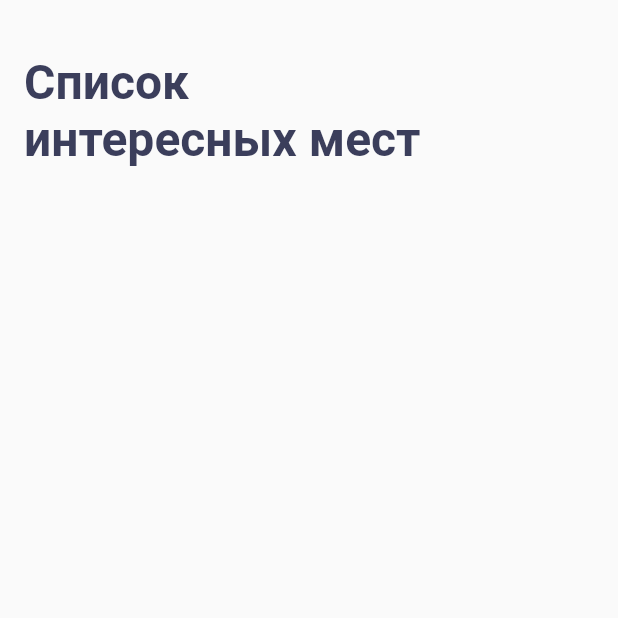
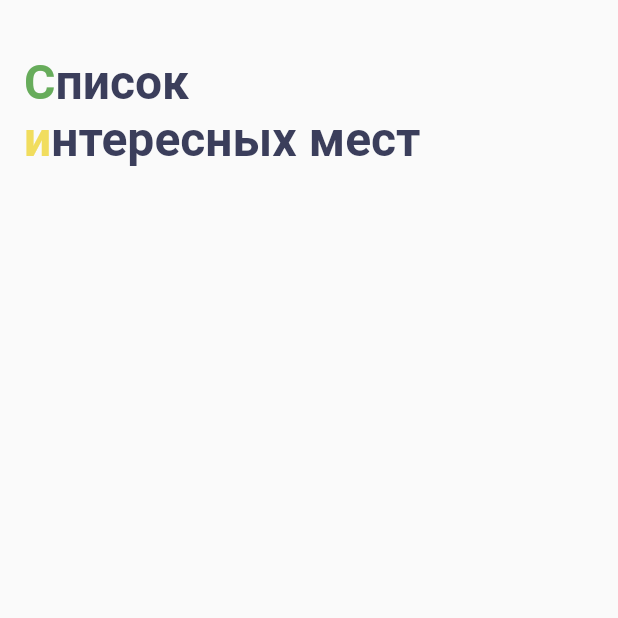
Before and after one commit to Pabls/surf-flutter-course-semin, a Flutter app: the screen it shows after launch, on a phone screen of 412 x 824 dp, the top half of it. Run offline on Flutter 3.47's test engine with Material 2 defaults, Android fonts, the phone set to English and light mode, and no system bars.

Commit message:
change text to RichText

```diff
--- a/lib/res/colors.dart
+++ b/lib/res/colors.dart
@@ -1,3 +1,6 @@
 // file for storing color constants
 
 const int OXFORD_BLUE = 0xFF3B3E5B;
+
+const int FERN = 0xFF67AC5B;
+const int CREAM_CAN = 0xFFF1DD5E;
--- a/lib/res/strings.dart
+++ b/lib/res/strings.dart
@@ -4,4 +4,9 @@ const String APP_NAME = "Интересные места";
 
 const String SIGHT_LIST_SCREEN_TITLE = "Список\nинтересных мест";
 
+const String SIGHT_LIST_SCREEN_TITLE_FIRST_CHAR = "С";
+const String SIGHT_LIST_SCREEN_TITLE_FIRST_WORD = "писок\n";
+const String SIGHT_LIST_SCREEN_TITLE_SECOND_CHAR = "и";
+const String SIGHT_LIST_SCREEN_TITLE_SECOND_WORD = "нтересных мест";
+
 const String ROBOTO_FONT_STYLE_NAME = "Roboto";
--- a/lib/ui/screen/sight_list_screen.dart
+++ b/lib/ui/screen/sight_list_screen.dart
@@ -22,16 +22,31 @@ class _SightListScreenState extends State<SightListScreen> {
         title: Container(
           height: SIGHT_LIST_SCREEN_TOOLBAR_HEIGHT,
           alignment: Alignment.bottomLeft,
-          child: Text(
-            SIGHT_LIST_SCREEN_TITLE,
-            overflow: TextOverflow.ellipsis,
+          child: RichText(
             maxLines: TEXT_MAX_LINES_2,
-            textAlign: TextAlign.start,
-            style: TextStyle(
-              color: Color(OXFORD_BLUE),
-              fontSize: FONT_SIZE_32,
-              fontWeight: FontWeight.bold,
-            ),
+            text: TextSpan(
+                style: TextStyle(
+                  fontSize: FONT_SIZE_32,
+                  fontWeight: FontWeight.bold,
+                ),
+                children: [
+                  TextSpan(
+                      text: SIGHT_LIST_SCREEN_TITLE_FIRST_CHAR,
+                      style: TextStyle(color: Color(FERN)),
+                      children: [
+                        TextSpan(
+                            text: SIGHT_LIST_SCREEN_TITLE_FIRST_WORD,
+                            style: TextStyle(color: Color(OXFORD_BLUE)))
+                      ]),
+                  TextSpan(
+                      text: SIGHT_LIST_SCREEN_TITLE_SECOND_CHAR,
+                      style: TextStyle(color: Color(CREAM_CAN)),
+                      children: [
+                        TextSpan(
+                            text: SIGHT_LIST_SCREEN_TITLE_SECOND_WORD,
+                            style: TextStyle(color: Color(OXFORD_BLUE)))
+                      ])
+                ]),
           ),
         ),
       ),
```
